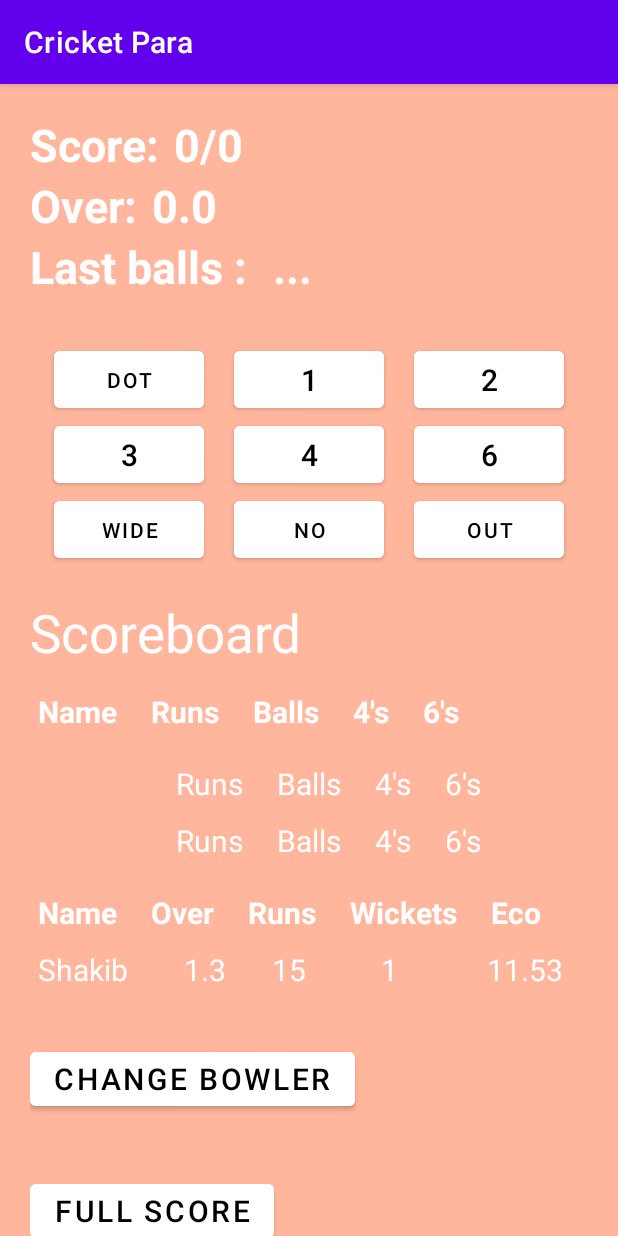
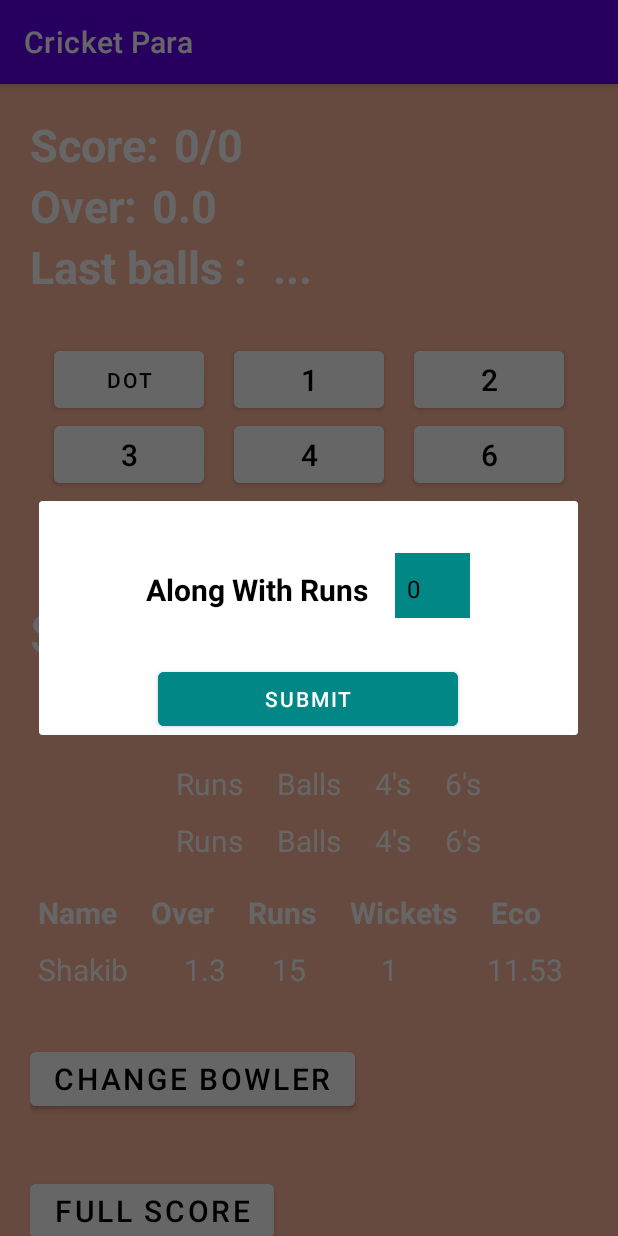
Before and after one commit to Abdulla-Al-Mued/Cricket-para, an Android app: the scoreBoard screen opened directly, with no data from a screen before it, after a tap on "WIDE", on a phone screen of 412 x 824 dp. Run offline under Robolectric (Android 15) with nearby library versions, the phone set to English and light mode, and no system bars; our stand-ins replace Room's generated code; 3 other taps on this screen came first.

Commit message:
step 2 is done

```diff
--- /dev/null
+++ b/app/src/main/res/layout/wide_ball.xml
@@ -0,0 +1,46 @@
+<?xml version="1.0" encoding="utf-8"?>
+<LinearLayout xmlns:android="http://schemas.android.com/apk/res/android"
+    android:layout_width="match_parent"
+    android:layout_height="match_parent"
+    android:orientation="vertical"
+    >
+
+    <LinearLayout
+        android:layout_width="match_parent"
+        android:layout_height="wrap_content"
+        android:gravity="center"
+        android:padding="20dp"
+        >
+
+        <TextView
+            android:layout_marginTop="10dp"
+            android:layout_width="wrap_content"
+            android:layout_height="wrap_content"
+            android:text="Along With Runs"
+            android:textSize="20sp"
+            android:textStyle="bold"
+            android:textColor="@color/black"
+            android:layout_marginRight="18dp"
+            />
+
+
+        <Spinner
+            android:id="@+id/out_runs"
+            android:layout_width="50dp"
+            android:layout_height="wrap_content"
+            android:layout_marginTop="10dp"
+            android:background="@color/teal_700" />
+
+    </LinearLayout>
+
+    <Button
+        android:id="@+id/wideSubmit"
+        android:layout_marginTop="10dp"
+        android:layout_gravity="center"
+        android:layout_width="200dp"
+        android:layout_height="wrap_content"
+        android:backgroundTint="@color/teal_700"
+        android:text="Submit"
+        />
+
+</LinearLayout>
```
Also changed, not shown: app/src/main/java/com/example/cricketpara/scoreBoard.java (+208 -2 lines), app/src/main/res/layout/change_bats_man.xml (+3 -4 lines), app/src/main/res/layout/no_ball.xml (added, +101 -0 lines).
